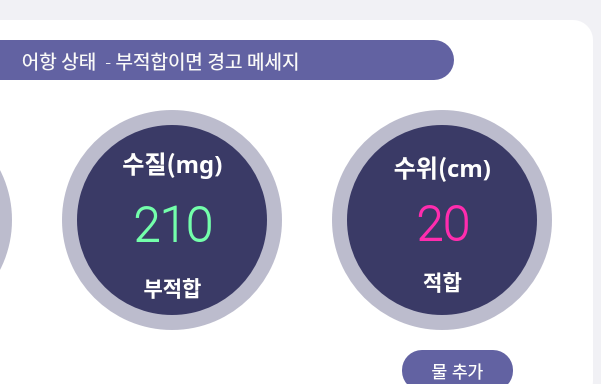
Qt form IoTproject.ui (addinedu-ros-4th/iot-repo-2) before a commit; both pictures show x 658 to 1259 and y 0 to 384 of the 1259 by 807 pixel window.
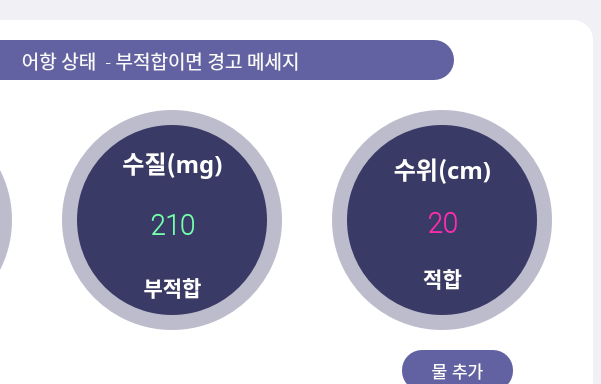
The same form after that commit. Custom widgets are drawn as their Qt base class.

Commit message: change val and ui font size

Patch:
```diff
--- a/IoTproject.ui
+++ b/IoTproject.ui
@@ -313,7 +313,7 @@
          <property name="font">
           <font>
            <family>Roboto Thin</family>
-           <pointsize>36</pointsize>
+           <pointsize>20</pointsize>
            <weight>75</weight>
            <bold>true</bold>
           </font>
@@ -480,7 +480,7 @@
          <property name="font">
           <font>
            <family>Roboto Thin</family>
-           <pointsize>36</pointsize>
+           <pointsize>20</pointsize>
            <weight>75</weight>
            <bold>true</bold>
           </font>
```
Left out of the diff: 2 changed lines with no effect on the pictures. The commit also changes 1 other file.
